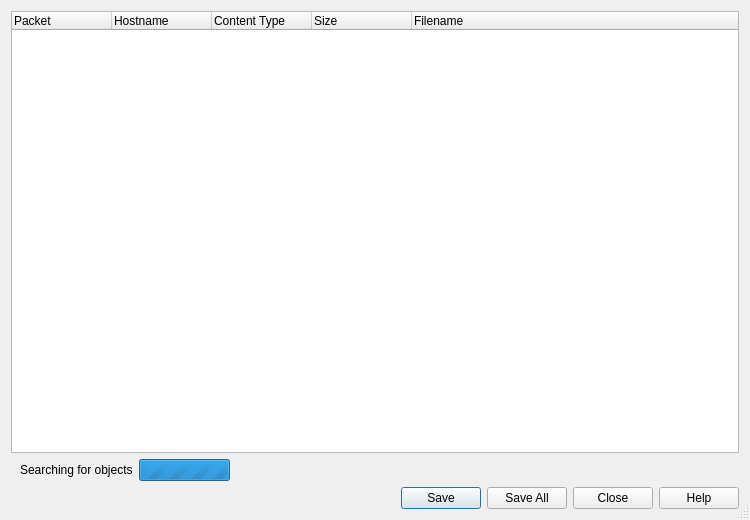
This is utilities/wireshark/ui/qt/export_object_dialog.ui in kimocoder/nexmon as Qt 5 draws it before an edit. The edited form follows.
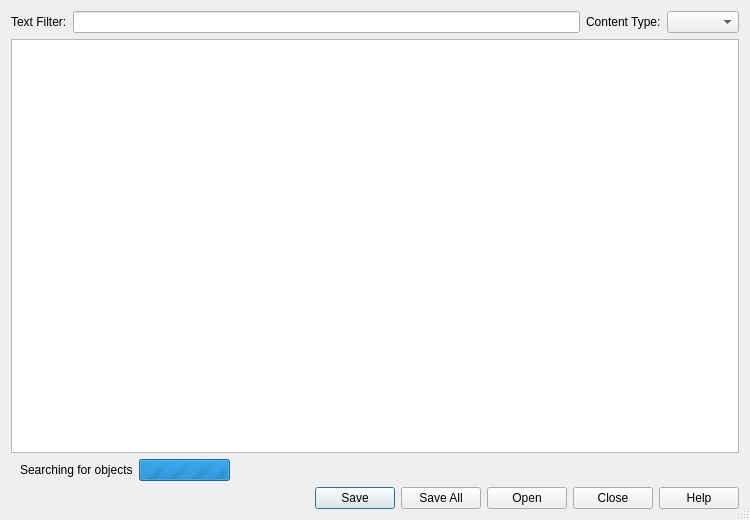
This is the edited form. Custom widgets are drawn as their Qt base class.

What changed in the file:
```diff
--- a/utilities/wireshark/ui/qt/export_object_dialog.ui
+++ b/utilities/wireshark/ui/qt/export_object_dialog.ui
@@ -18,7 +18,35 @@
   </property>
   <layout class="QVBoxLayout" name="verticalLayout">
    <item>
-    <widget class="QTreeWidget" name="objectTree">
+    <layout class="QHBoxLayout" name="horizontalLayout_2">
+     <item>
+      <widget class="QLabel" name="label">
+       <property name="text">
+        <string>Text Filter:</string>
+       </property>
+      </widget>
+     </item>
+     <item>
+      <widget class="QLineEdit" name="filterLine">
+       <property name="toolTip">
+        <string>Only display entries containing this string</string>
+       </property>
+      </widget>
+     </item>
+     <item>
+      <widget class="QLabel" name="label_2">
+       <property name="text">
+        <string>Content Type:</string>
+       </property>
+      </widget>
+     </item>
+     <item>
+      <widget class="QComboBox" name="cmbContentType"/>
+     </item>
+    </layout>
+   </item>
+   <item>
+    <widget class="ExportObjectsTreeView" name="objectTree">
      <property name="rootIsDecorated">
       <bool>false</bool>
      </property>
@@ -28,34 +56,12 @@
      <property name="itemsExpandable">
       <bool>false</bool>
      </property>
+     <property name="sortingEnabled">
+      <bool>true</bool>
+     </property>
      <property name="expandsOnDoubleClick">
       <bool>false</bool>
      </property>
-     <column>
-      <property name="text">
-       <string>Packet</string>
-      </property>
-     </column>
-     <column>
-      <property name="text">
-       <string>Hostname</string>
-      </property>
-     </column>
-     <column>
-      <property name="text">
-       <string>Content Type</string>
-      </property>
-     </column>
-     <column>
-      <property name="text">
-       <string>Size</string>
-      </property>
-     </column>
-     <column>
-      <property name="text">
-       <string>Filename</string>
-      </property>
-     </column>
     </widget>
    </item>
    <item>
@@ -124,12 +130,20 @@
       <enum>Qt::Horizontal</enum>
      </property>
      <property name="standardButtons">
-      <set>QDialogButtonBox::Close|QDialogButtonBox::Help|QDialogButtonBox::Save|QDialogButtonBox::SaveAll</set>
+      <set>QDialogButtonBox::Close|QDialogButtonBox::Help|QDialogButtonBox::Open|QDialogButtonBox::Save|QDialogButtonBox::SaveAll</set>
      </property>
     </widget>
    </item>
   </layout>
  </widget>
+ <customwidgets>
+  <customwidget>
+   <class>ExportObjectsTreeView</class>
+   <extends>QTreeView</extends>
+   <header>widgets/export_objects_view.h</header>
+  </customwidget>
+ </customwidgets>
+ <resources/>
  <connections>
   <connection>
    <sender>buttonBox</sender>
```
